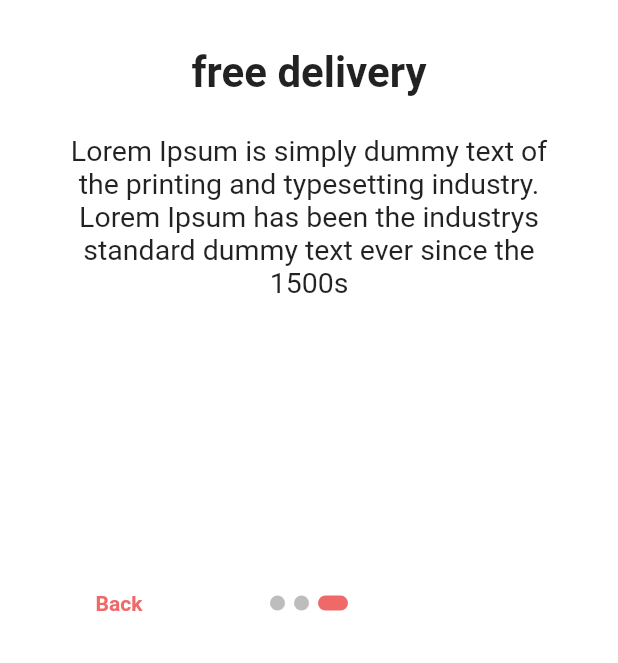
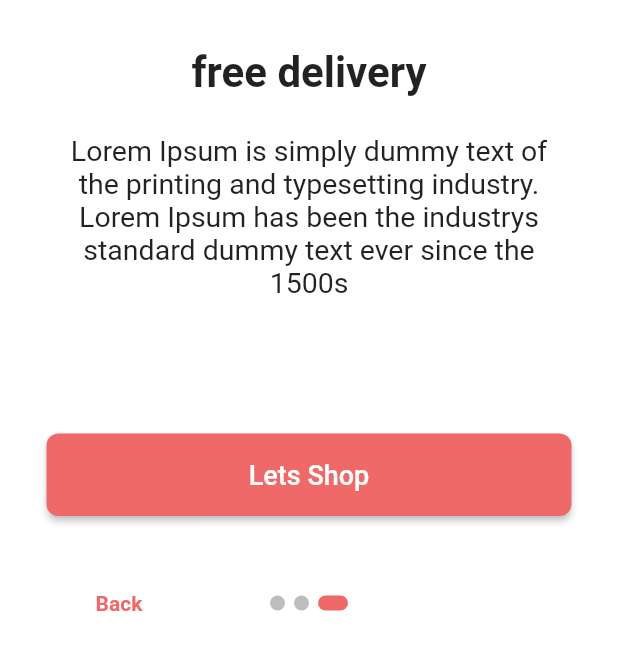
Before and after one commit to mcalisadeghi/e_commerce_shopping_app, a Flutter app: the screen it shows after launch, swiped to page 3, on a phone screen of 412 x 824 dp, the part 573-1236 px from its top. Run offline on Flutter 3.47's test engine with Material 2 defaults, Android fonts, the phone set to English and light mode, and no system bars; drawn by our look-alikes of introduction_screen; our stand-ins replace flutter_svg.

Commit message:
ad bouttom

```diff
--- a/lib/screen/onboarding_screen.dart
+++ b/lib/screen/onboarding_screen.dart
@@ -1,4 +1,5 @@
 import 'package:flutter/material.dart';
+import 'package:flutter_application_1/screen/home_screen.dart';
 import 'package:introduction_screen/introduction_screen.dart';
 import 'package:flutter_svg/flutter_svg.dart';
 
@@ -57,6 +58,40 @@ class OnboardingScreen extends StatelessWidget {
             width: 200,
           ),
           decoration: pageDecoration,
+          footer: Padding(
+            padding: const EdgeInsets.only(
+              left: 15,
+              right: 15,
+              top: 50,
+            ),
+            child: ElevatedButton(
+              onPressed: () => Navigator.push(
+                context,
+                MaterialPageRoute(
+                  builder: (context) => const HomeScreen(),
+                ),
+              ),
+              style: ElevatedButton.styleFrom(
+                minimumSize: const Size.fromHeight(
+                  55,
+                ),
+                backgroundColor: const Color(
+                  0xFFEF6969,
+                ),
+                shape: RoundedRectangleBorder(
+                  borderRadius: BorderRadius.circular(
+                    8,
+                  ),
+                ),
+              ),
+              child: const Text(
+                'Lets Shop',
+                style: TextStyle(
+                  fontSize: 18,
+                ),
+              ),
+            ),
+          ),
         ),
       ],
       showSkipButton: false,
```
